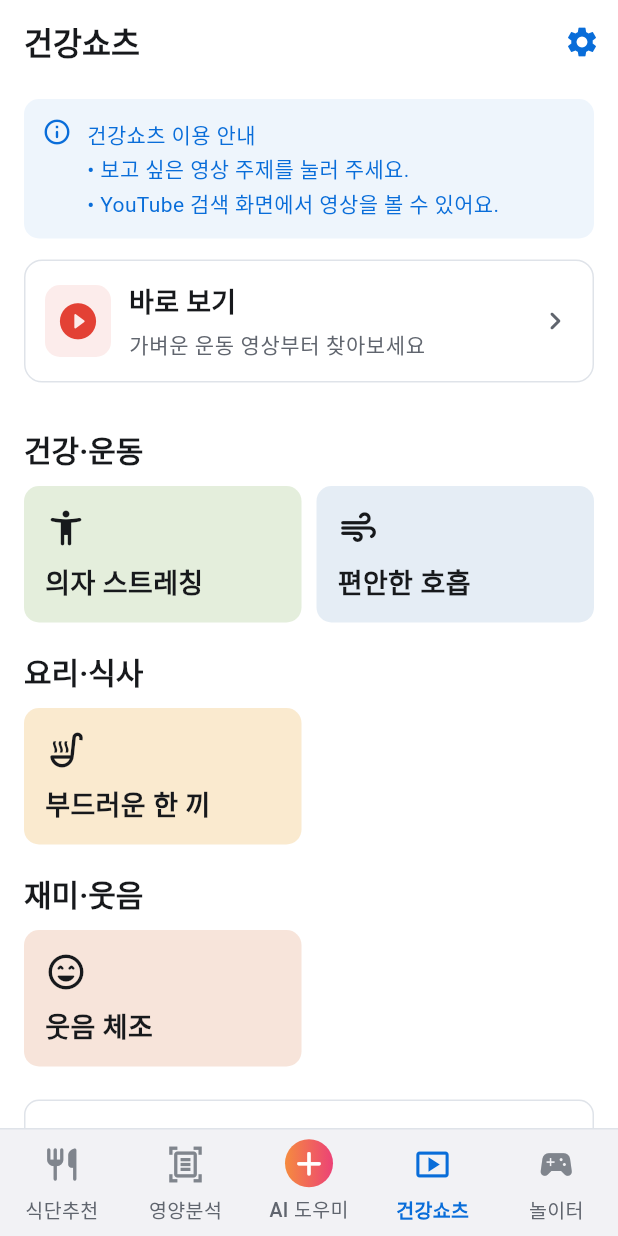
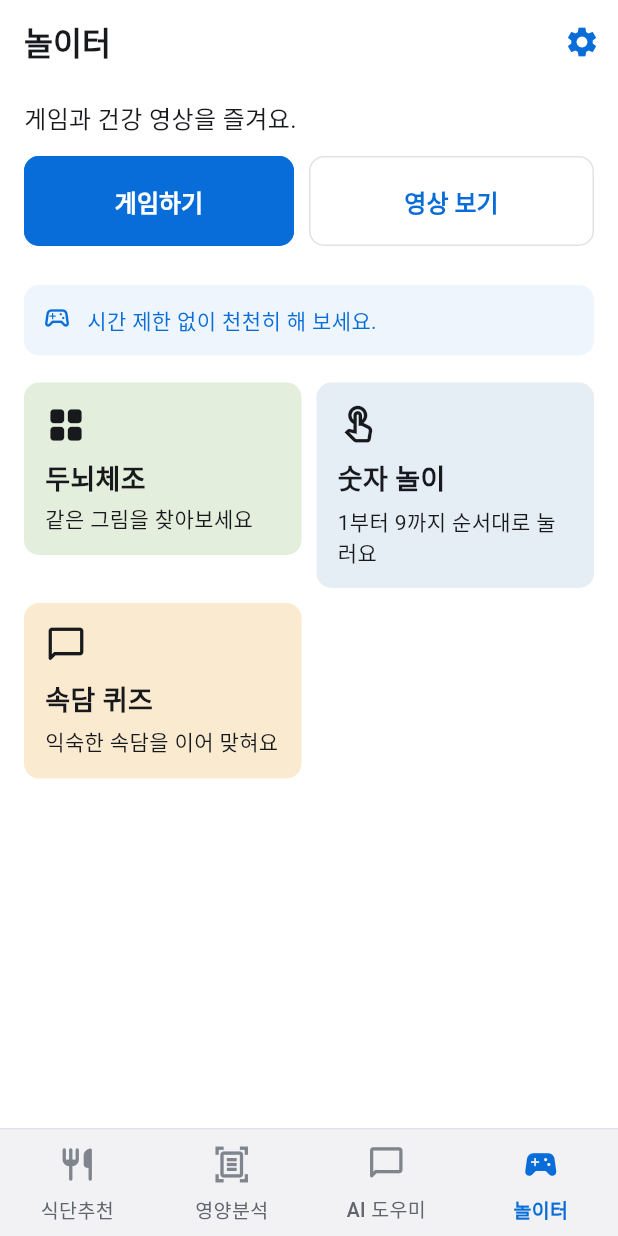
Before and after one commit to dlwlssud123/SoftwareProject, a Flutter app: the screen it shows after launch, item 4 of the bottom bar chosen, on a phone screen of 412 x 824 dp. Run offline on Flutter 3.47's test engine with Material 3 defaults, Android fonts, the phone set to English and light mode, and no system bars; our stand-ins replace dio, flutter_tts, image_picker, shared_preferences.

Commit message:
feat(app): 하단 메뉴를 네 탭으로 정리하고 건강쇼츠를 놀이터에 통합

```diff
--- a/src/frontend/lib/app.dart
+++ b/src/frontend/lib/app.dart
@@ -48,22 +48,24 @@ class AppShell extends StatefulWidget {
 }
 
 class _AppShellState extends State<AppShell> {
-  int selected = 0;
-  final visitedTabs = <int>{0};
-  final navigators = List.generate(5, (_) => GlobalKey<NavigatorState>());
+  static const initialTab = 0;
+  int selected = initialTab;
+  final visitedTabs = <int>{initialTab};
+  final navigators = List.generate(
+    labels.length,
+    (_) => GlobalKey<NavigatorState>(),
+  );
   late final List<Widget> pages = [
     MealScreen(repository: widget.repository, settings: widget.settings),
     NutritionScreen(repository: widget.repository, settings: widget.settings),
     AssistantScreen(repository: widget.repository, settings: widget.settings),
     const ContentScreen(),
-    const ContentScreen(playground: true),
   ];
-  static const labels = ['식단추천', '영양분석', 'AI 도우미', '건강쇼츠', '놀이터'];
+  static const labels = ['식단추천', '영양분석', 'AI 도우미', '놀이터'];
   static const icons = [
     Icons.restaurant_rounded,
     Icons.document_scanner_outlined,
-    Icons.add_rounded,
-    Icons.smart_display_outlined,
+    Icons.chat_bubble_outline_rounded,
     Icons.sports_esports_rounded,
   ];
   @override
@@ -71,7 +73,7 @@ class _AppShellState extends State<AppShell> {
     body: IndexedStack(
       index: selected,
       children: List.generate(
-        5,
+        labels.length,
         (index) => !visitedTabs.contains(index)
             ? const SizedBox.shrink()
             : TickerMode(
@@ -119,7 +121,7 @@ class _AppShellState extends State<AppShell> {
           padding: const EdgeInsets.symmetric(vertical: 7),
           child: Row(
             children: List.generate(
-              5,
+              labels.length,
               (i) => Expanded(
                 child: Semantics(
                   selected: selected == i,
@@ -147,26 +149,6 @@ class _AppShellState extends State<AppShell> {
                           mainAxisSize: MainAxisSize.min,
                           mainAxisAlignment: MainAxisAlignment.center,
                           children: [
-                            if (i == 2)
-                              Container(
-                                width: 32,
-                                height: 32,
-                                decoration: const BoxDecoration(
-                                  shape: BoxShape.circle,
-                                  gradient: LinearGradient(
-                                    colors: [
-                                      Color(0xFFF58B3F),
-                                      Color(0xFFEC4276),
-                                    ],
-                                  ),
-                                ),
-                                child: const Icon(
-                                  Icons.add_rounded,
-                                  color: Colors.white,
-                                  size: 27,
-                                ),
-                              )
-                            else
                             SizedBox(
                               height: 32,
                               child: Icon(
--- a/src/frontend/lib/screens/content_screen.dart
+++ b/src/frontend/lib/screens/content_screen.dart
@@ -5,14 +5,14 @@ import '../widgets/common.dart';
 import 'playground_games.dart';
 
 class ContentScreen extends StatefulWidget {
-  const ContentScreen({this.playground = false, super.key});
-  final bool playground;
+  const ContentScreen({super.key});
   @override
   State<ContentScreen> createState() => _ContentScreenState();
 }
 
 class _ContentScreenState extends State<ContentScreen> {
   final requested = <String>[];
+  bool showVideos = false;
   static const health = [
     (
       title: '의자 스트레칭',
@@ -123,18 +123,67 @@ class _ContentScreenState extends State<ContentScreen> {
 
   @override
   Widget build(BuildContext context) {
-    final items = widget.playground ? play : health;
-    return ListView(
+    return Column(
+      children: [
+        Padding(
+          padding: const EdgeInsets.fromLTRB(16, 10, 16, 16),
+          child: Column(
+            crossAxisAlignment: CrossAxisAlignment.stretch,
+            children: [
+              const Text('게임과 건강 영상을 즐겨요.'),
+              const SizedBox(height: 12),
+              Row(
+                children: [
+                  for (final videos in [false, true])
+                    Expanded(
+                      child: Padding(
+                        padding: EdgeInsets.only(right: videos ? 0 : 10),
+                        child: Semantics(
+                          selected: showVideos == videos,
+                          child: OutlinedButton(
+                            key: Key(
+                              videos ? 'playground-videos' : 'playground-games',
+                            ),
+                            style: OutlinedButton.styleFrom(
+                              minimumSize: const Size(48, 60),
+                              padding: const EdgeInsets.symmetric(
+                                horizontal: 8,
+                                vertical: 14,
+                              ),
+                              foregroundColor: showVideos == videos
+                                  ? Colors.white
+                                  : blue,
+                              backgroundColor: showVideos == videos
+                                  ? blue
+                                  : Colors.white,
+                              side: BorderSide(
+                                color: showVideos == videos ? blue : line,
+                              ),
+                            ),
+                            onPressed: () =>
+                                setState(() => showVideos = videos),
+                            child: Text(videos ? '영상 보기' : '게임하기'),
+                          ),
+                        ),
+                      ),
+                    ),
+                ],
+              ),
+            ],
+          ),
+        ),
+        Expanded(
+          child: ListView(
+            key: ValueKey(showVideos),
             padding: const EdgeInsets.fromLTRB(16, 10, 16, 24),
             children: [
-        if (widget.playground) ...[
+              if (!showVideos) ...[
                 const Notice(
-            '게임은 앱에서 바로 즐길 수 있어요.\n시간 제한 없이 천천히 해 보세요.',
+                  '시간 제한 없이 천천히 해 보세요.',
                   icon: Icons.sports_esports_outlined,
                   color: blue,
                 ),
                 const SizedBox(height: 18),
-          const SectionTitle('가볍게 즐기는 게임'),
                 ServiceGrid(
                   children: [
                     ServiceButton(
@@ -143,7 +192,9 @@ class _ContentScreenState extends State<ContentScreen> {
                       icon: Icons.grid_view_rounded,
                       background: const Color(0xFFE4EEDC),
                       onTap: () => Navigator.of(context).push(
-                  MaterialPageRoute<void>(builder: (_) => const MemoryGame()),
+                        MaterialPageRoute<void>(
+                          builder: (_) => const MemoryGame(),
+                        ),
                       ),
                     ),
                     ServiceButton(
@@ -165,7 +216,30 @@ class _ContentScreenState extends State<ContentScreen> {
                       icon: Icons.chat_bubble_outline_rounded,
                       background: const Color(0xFFFAEACF),
                       onTap: () => Navigator.of(context).push(
-                  MaterialPageRoute<void>(builder: (_) => const ProverbGame()),
+                        MaterialPageRoute<void>(
+                          builder: (_) => const ProverbGame(),
+                        ),
+                      ),
+                    ),
+                  ],
+                ),
+              ] else ...[
+                const SectionTitle('건강쇼츠'),
+                const Text('보고 싶은 주제를 누르면 YouTube에서 영상을 볼 수 있어요.'),
+                const SizedBox(height: 12),
+                ServiceGrid(
+                  children: [
+                    for (final item in health)
+                      ServiceButton(
+                        title: item.title,
+                        subtitle: item.category,
+                        icon: item.icon,
+                        background: item.color,
+                        onTap: () => openLink(
+                          context,
+                          Uri.https('www.youtube.com', '/results', {
+                            'search_query': item.query,
+                          }),
                         ),
                       ),
                   ],
@@ -173,7 +247,7 @@ class _ContentScreenState extends State<ContentScreen> {
                 const SectionTitle('영상으로 즐기는 취미'),
                 ServiceGrid(
                   children: [
-              for (final item in items)
+                    for (final item in play)
                       ServiceButton(
                         title: item.category,
                         subtitle: item.title,
@@ -188,47 +262,6 @@ class _ContentScreenState extends State<ContentScreen> {
                       ),
                   ],
                 ),
-        ] else ...[
-          const Notice(
-            '건강쇼츠 이용 안내\n• 보고 싶은 영상 주제를 눌러 주세요.\n• YouTube 검색 화면에서 영상을 볼 수 있어요.',
-            color: blue,
-          ),
-          const SizedBox(height: 14),
-          FeatureTile(
-            title: '바로 보기',
-            subtitle: '가벼운 운동 영상부터 찾아보세요',
-            icon: Icons.play_circle_fill_rounded,
-            color: const Color(0xFFE34135),
-            onTap: () => openLink(
-              context,
-              Uri.https('www.youtube.com', '/results', {
-                'search_query': health.first.query,
-              }),
-            ),
-          ),
-          for (final category
-              in items.map((item) => item.category).toSet()) ...[
-            SectionTitle(category),
-            ServiceGrid(
-              children: [
-                for (final item in items.where(
-                  (item) => item.category == category,
-                ))
-                  ServiceButton(
-                    title: item.title,
-                    icon: item.icon,
-                    background: item.color,
-                    onTap: () => openLink(
-                      context,
-                      Uri.https('www.youtube.com', '/results', {
-                        'search_query': item.query,
-                      }),
-                    ),
-                  ),
-              ],
-            ),
-          ],
-        ],
                 const SizedBox(height: 22),
                 OutlinedButton.icon(
                   onPressed: requestTheme,
@@ -240,7 +273,10 @@ class _ContentScreenState extends State<ContentScreen> {
                   for (final request in requested)
                     ListTile(
                       contentPadding: EdgeInsets.zero,
-              leading: const Icon(Icons.bookmark_border_rounded, color: blue),
+                      leading: const Icon(
+                        Icons.bookmark_border_rounded,
+                        color: blue,
+                      ),
                       title: Text(request),
                       subtitle: const Text(
                         '현재 화면에서만 보관해요',
@@ -252,6 +288,10 @@ class _ContentScreenState extends State<ContentScreen> {
                 const Text(
                   '영상은 외부 YouTube 검색으로 연결돼요.',
                   style: TextStyle(fontSize: 14, color: muted),
+                ),
+              ],
+            ],
+          ),
         ),
       ],
     );
```
Also changed, not shown: 5 other files. Lines whose indentation alone changed are shown as unchanged.
